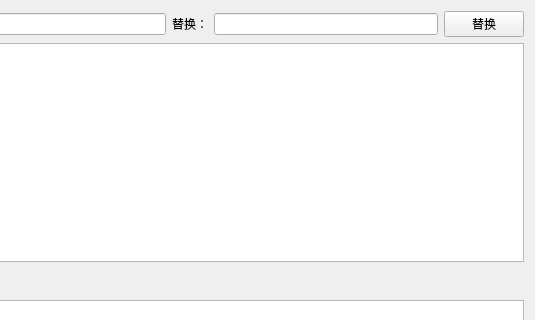
Qt form regex_replacement.ui (laisc7301/regular-tool) before a commit; both pictures show x 148 to 683 and y 0 to 320 of the 683 by 529 pixel window.
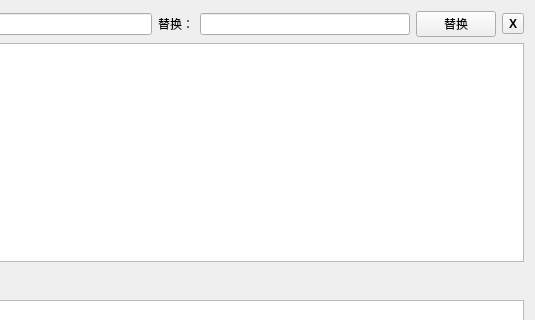
The same form after that commit.

Patch:
```diff
--- a/regex_replacement.ui
+++ b/regex_replacement.ui
@@ -43,6 +43,18 @@
        </property>
       </widget>
      </item>
+     <item>
+      <widget class="QToolButton" name="toolButton">
+       <property name="font">
+        <font>
+         <bold>true</bold>
+        </font>
+       </property>
+       <property name="text">
+        <string>X</string>
+       </property>
+      </widget>
+     </item>
     </layout>
    </item>
    <item>
```
